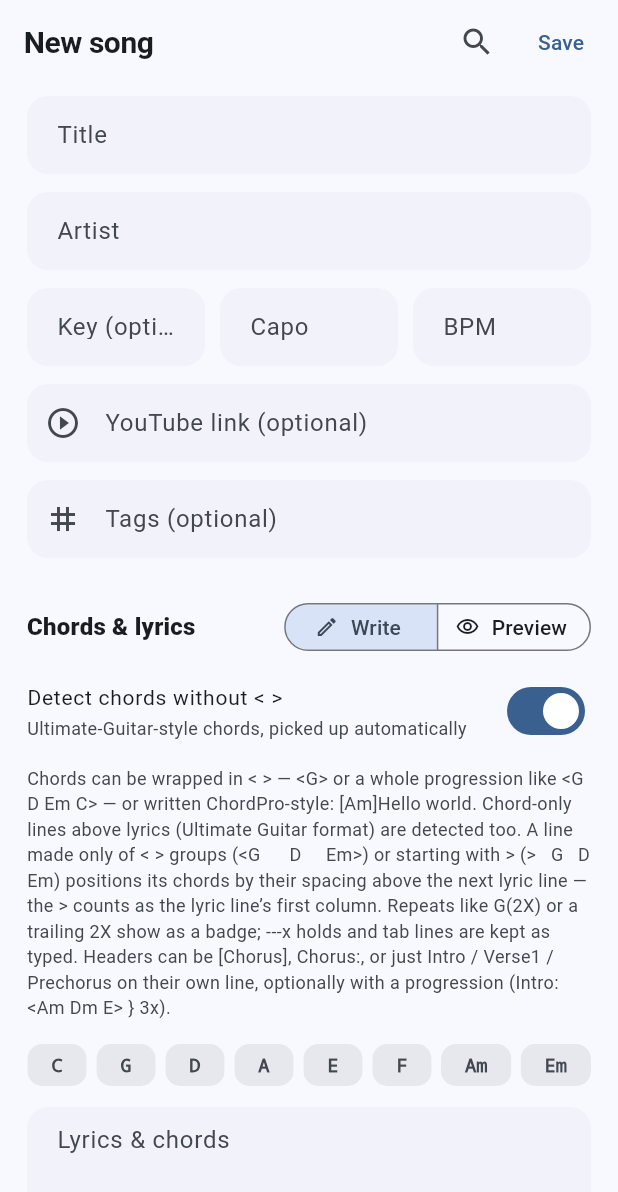
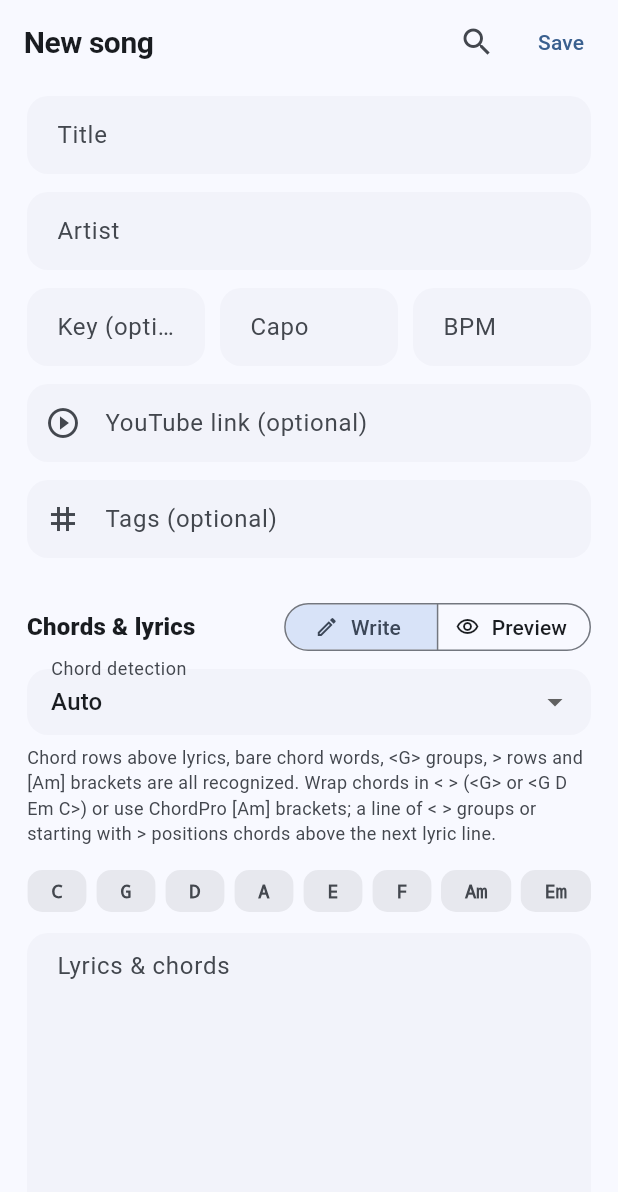
Before and after one commit to danny192168/ChordPlane-v2, a Flutter app: the SongEditorScreen screen opened by its route, on a phone screen of 412 x 824 dp. Shown: the top 1192 px of the screen. Run offline on Flutter 3.47's test engine with Material 3 defaults, Android fonts, the phone set to English and light mode, and no system bars; our stand-ins replace drift, drift_flutter, file_picker, flutter_riverpod, flutter_svg, go_router and 5 more; missing offline and left inert: chord_diagrams, chord_pro; accounts and stored records are empty; generated files the repository leaves out were written again.

Commit message:
refactor: updated the automatic chord detection to separate formatting option

```diff
--- /dev/null
+++ b/lib/core/chords/chord_detection.dart
@@ -0,0 +1,86 @@
+/// How plain chord input is recognized when a song body is parsed.
+///
+/// The parser always understands ChordPro `[Am]` brackets and `{…}`
+/// directives; the modes control which of the lenient plain-text formats
+/// are rewritten into ChordPro before parsing.
+enum ChordDetectionMode {
+  /// Everything: chord-only lines above lyrics, bare chord words inside
+  /// lyric lines, `<…>` groups, `>`-marked rows and plain section headers.
+  auto,
+
+  /// Ultimate-Guitar-style chord rows above lyrics, `<…>` groups and
+  /// `>`-marked rows — but bare chord words inside lyric lines are left
+  /// as text, so lyrics containing "A", "Am" or "G" stay intact.
+  ultimateGuitar,
+
+  /// Only explicitly marked chord input: `<G>`, `<G D Em>` groups,
+  /// `>`-prefixed chord rows and ChordPro `[Am]` brackets. Bare chord
+  /// rows and bare chord words are left as typed.
+  bracketsOnly,
+
+  /// ChordPro only: `[Am]` brackets and `{…}` directives. The body is
+  /// sanitized but otherwise not rewritten — every other syntax is text.
+  chordProOnly;
+
+  /// Whether chord-only rows above lyrics are picked up as chords.
+  bool get detectChordRows =>
+      this == ChordDetectionMode.auto ||
+      this == ChordDetectionMode.ultimateGuitar;
+
+  /// Whether bare chord words inside lyric lines are wrapped as chords.
+  bool get detectInlineBare => this == ChordDetectionMode.auto;
+
+  /// Whether the plain-text formats are rewritten at all.
+  bool get rewritesPlainText => this != ChordDetectionMode.chordProOnly;
+
+  /// Stable identifier used in the database, in shared song bundles and
+  /// in the persisted app setting. Never rename these.
+  String get storageKey => switch (this) {
+    ChordDetectionMode.auto => 'auto',
+    ChordDetectionMode.ultimateGuitar => 'ug',
+    ChordDetectionMode.bracketsOnly => 'brackets',
+    ChordDetectionMode.chordProOnly => 'chordpro',
+  };
+
+  /// Short label for selectors.
+  String get label => switch (this) {
+    ChordDetectionMode.auto => 'Auto',
+    ChordDetectionMode.ultimateGuitar => 'Ultimate Guitar',
+    ChordDetectionMode.bracketsOnly => 'Brackets only',
+    ChordDetectionMode.chordProOnly => 'ChordPro only',
+  };
+
+  /// One-line explanation for selectors and help text.
+  String get description => switch (this) {
+    ChordDetectionMode.auto =>
+      'Chord rows above lyrics, bare chord words, <G> groups, > rows and '
+          '[Am] brackets are all recognized.',
+    ChordDetectionMode.ultimateGuitar =>
+      'Chord rows above lyrics are recognized, but bare words inside lyrics '
+          'are never turned into chords.',
+    ChordDetectionMode.bracketsOnly =>
+      'Only <G> groups, > rows and [Am] brackets count — nothing bare is '
+          'guessed.',
+    ChordDetectionMode.chordProOnly =>
+      '[Am] brackets and {…} directives only. Every other format is shown as '
+          'typed.',
+  };
+
+  /// Parses a stored identifier, accepting both [storageKey] values and the
+  /// enum names. Anything unknown falls back to [ChordDetectionMode.auto].
+  static ChordDetectionMode fromStorage(String? raw) {
+    final value = raw?.trim().toLowerCase();
+    return switch (value) {
+      'ug' ||
+      'ultimate-guitar' ||
+      'ultimateguitar' => ChordDetectionMode.ultimateGuitar,
+      'brackets' ||
+      'bracketsonly' ||
+      'brackets-only' => ChordDetectionMode.bracketsOnly,
+      'chordpro' ||
+      'chordproonly' ||
+      'chordpro-only' => ChordDetectionMode.chordProOnly,
+      _ => ChordDetectionMode.auto,
+    };
+  }
+}
--- a/lib/core/chords/chord_document.dart
+++ b/lib/core/chords/chord_document.dart
@@ -1,6 +1,7 @@
 import 'package:chord_pro/chord_pro.dart';
 import 'package:flutter/foundation.dart';
 
+import 'chord_detection.dart';
 import 'chord_source.dart';
 
 /// A parsed, transposed view of a song body. Parsing is cached by normalized
@@ -31,12 +32,12 @@ class ChordDocument {
     required String originalKey,
     required int transpose,
     AccidentalPreference accidentals = AccidentalPreference.sharps,
-    bool detectBare = false,
+    ChordDetectionMode mode = ChordDetectionMode.auto,
   }) {
     final source = body.trim().isEmpty ? '' : body;
     // Plain chord formats (angle brackets, chord-only lines, UG headers)
     // are rewritten once; the parser only ever sees ChordPro brackets.
-    final normalized = ChordSource.normalize(source, detectBare: detectBare);
+    final normalized = ChordSource.normalize(source, mode: mode);
     var base = _parseCache[normalized];
     if (base == null) {
       final result = ChordPro.parse(normalized);
--- a/lib/core/chords/chord_source.dart
+++ b/lib/core/chords/chord_source.dart
@@ -1,5 +1,6 @@
 import 'package:flutter/foundation.dart';
 
+import 'chord_detection.dart';
 import 'text_diagnostics.dart';
 
 /// One chord of a chord line: where it starts, where its raw token ends
@@ -33,9 +34,11 @@ typedef _ChordToken = ({int column, int end, String chord, int? repeat});
 ///    count as whitespace, so pastes from other apps work.
 ///  - Guitar tab lines (`e|-----6----5----`) are left verbatim and never
 ///    absorb the chord line above them.
-///  - With [detectBare]: chords without any brackets — chord-only lines
-///    placed above lyric lines (the classic Ultimate Guitar / crd format)
-///    and bare chord words inside lyric lines.
+///  - Depending on [ChordDetectionMode]: chords without any brackets —
+///    chord-only lines placed above lyric lines (the classic Ultimate
+///    Guitar / crd format) and bare chord words inside lyric lines.
+///    [ChordDetectionMode.chordProOnly] disables all rewriting, so only
+///    ChordPro brackets and directives are recognized.
 @immutable
 class ChordSource {
   const ChordSource._();
@@ -142,9 +145,15 @@ class ChordSource {
   /// line separators become newlines, and zero-width characters are
   /// dropped — the invisible characters that pastes from other apps
   /// carry and that would otherwise break chord detection.
-  static String normalize(String body, {bool detectBare = false}) {
+  static String normalize(
+    String body, {
+    ChordDetectionMode mode = ChordDetectionMode.auto,
+  }) {
     if (body.trim().isEmpty) return body;
     body = TextDiagnostics.sanitize(body);
+    // ChordPro-only mode leaves the document untouched: no angle-group
+    // conversion, no positional chord rows, no plain headers.
+    if (!mode.rewritesPlainText) return body;
 
     // Pass 1: `<G>` and `<G D Em C>` angle groups become `[G]` / `[G][D][Em][C]`.
     // Explicit positional chord lines are left untouched — their spacing
@@ -161,7 +170,7 @@ class ChordSource {
     ];
     final classified = List<_LineKind>.filled(lines.length, _LineKind.text);
     for (var i = 0; i < lines.length; i++) {
-      classified[i] = _classify(lines[i]);
+      classified[i] = _classify(lines[i], mode);
     }
 
     final out = <String>[];
@@ -219,10 +228,6 @@ class ChordSource {
           if (chordRow != null) out.add(chordRow);
           continue;
         case _LineKind.chordLine:
-          if (!detectBare) {
-            out.add(line);
-            continue;
-          }
           final tokens = _chordTokens(line)!;
           final lyricIndex = _lyricAfter(lines, classified, i + 1);
           if (lyricIndex != null) {
@@ -238,7 +243,8 @@ class ChordSource {
         case _LineKind.explicitChordLine:
           // Explicitly marked chord line (`<G      D>`, `>   G   D`, or a
           // mixed `<G> Asus4 ---x` row). Always recognized — the marker
-          // makes it unambiguous, so this does not depend on [detectBare].
+          // makes it unambiguous, so this does not depend on the chord
+          // detection mode beyond ChordPro-only, which returns early.
           final explicit =
               _explicitChordLine(line) ??
               (source: line, tokens: _chordTokens(line)!);
@@ -254,7 +260,7 @@ class ChordSource {
           }
           continue;
         case _LineKind.text:
-          out.add(_inlineChords(line, detectBare: detectBare));
+          out.add(_inlineChords(line, detectBare: mode.detectInlineBare));
           continue;
         case _LineKind.consumed:
           // Already merged into the chord line above it — drop it.
@@ -396,7 +402,7 @@ class ChordSource {
     return tokens == null ? null : (source: source, tokens: tokens);
   }
 
-  static _LineKind _classify(String line) {
+  static _LineKind _classify(String line, ChordDetectionMode mode) {
     final trimmed = line.trim();
     if (trimmed.isEmpty) return _LineKind.text;
     if (trimmed.startsWith('{')) return _LineKind.directive;
@@ -415,6 +421,7 @@ class ChordSource {
     if (line.contains('<') && _chordTokens(line) != null) {
       return _LineKind.explicitChordLine;
     }
+    if (!mode.detectChordRows) return _LineKind.text;
     if (!detectableLine(line)) return _LineKind.text;
     if (_chordTokens(line) != null) return _LineKind.chordLine;
     return _LineKind.text;
--- a/lib/features/sharing/cpl.dart
+++ b/lib/features/sharing/cpl.dart
@@ -3,6 +3,7 @@ import 'dart:typed_data';
 
 import 'package:archive/archive.dart';
 
+import '../../core/chords/chord_detection.dart';
 import '../../core/config/app_config.dart';
 
 /// ChordPlane's portable, plain-JSON song/setlist format (`.cpl`).
@@ -92,6 +93,7 @@ class CplSong {
     this.artist = '',
     this.body = '',
     this.originalKey = '',
+    this.chordDetectionMode = ChordDetectionMode.auto,
     this.capo = 0,
     this.tempo,
     this.instrument = 'guitar',
@@ -104,6 +106,7 @@ class CplSong {
   final String artist;
   final String body;
   final String originalKey;
+  final ChordDetectionMode chordDetectionMode;
   final int capo;
   final int? tempo;
   final String instrument;
@@ -116,6 +119,8 @@ class CplSong {
     'artist': artist,
     'body': body,
     'originalKey': originalKey,
+    if (chordDetectionMode != ChordDetectionMode.auto)
+      'chordDetectionMode': chordDetectionMode.storageKey,
     'capo': capo,
     if (tempo != null) 'tempo': tempo,
     'instrument': instrument,
@@ -137,6 +142,9 @@ class CplSong {
       artist: _string(json['artist']),
       body: _string(json['body']),
       originalKey: _string(json['originalKey']),
+      chordDetectionMode: ChordDetectionMode.fromStorage(
+        _string(json['chordDetectionMode']),
+      ),
       capo: _int(json['capo']) ?? 0,
       tempo: _int(json['tempo']),
       instrument: _string(json['instrument'], fallback: 'guitar'),
--- a/lib/features/sharing/share_service.dart
+++ b/lib/features/sharing/share_service.dart
@@ -5,6 +5,7 @@ import 'package:flutter_riverpod/flutter_riverpod.dart';
 import 'package:path_provider/path_provider.dart';
 import 'package:share_plus/share_plus.dart';
 
+import '../../core/chords/chord_detection.dart';
 import '../../core/db/app_database.dart';
 import '../../core/utils/slug.dart';
 import '../setlists/data/setlist_repository.dart';
@@ -189,6 +190,7 @@ class ShareService {
         artist: song.artist,
         body: song.body,
         originalKey: song.originalKey,
+        chordDetectionMode: song.chordDetectionMode,
         capo: song.capo,
         tempo: song.tempo,
         instrument: song.instrument,
@@ -205,6 +207,9 @@ class ShareService {
       artist: row.artist,
       body: row.body,
       originalKey: row.originalKey,
+      chordDetectionMode: ChordDetectionMode.fromStorage(
+        row.chordDetectionMode,
+      ),
       capo: row.capo,
       tempo: row.tempo,
       instrument: row.instrument,
--- a/lib/features/songs/data/song_providers.dart
+++ b/lib/features/songs/data/song_providers.dart
@@ -1,5 +1,6 @@
 import 'package:flutter_riverpod/flutter_riverpod.dart';
 
+import '../../../core/chords/chord_detection.dart';
 import '../../../core/chords/chord_document.dart';
 import '../../../core/settings/settings.dart';
 import '../../../core/db/app_database.dart';
@@ -73,7 +74,7 @@ typedef ChordViewKey = ({
   String body,
   String originalKey,
   int transpose,
-  bool detectBare,
+  ChordDetectionMode mode,
 });
 
 final chordDocumentProvider = Provider.family<ChordDocument, ChordViewKey>((
@@ -84,6 +85,6 @@ final chordDocumentProvider = Provider.family<ChordDocument, ChordViewKey>((
     body: key.body,
     originalKey: key.originalKey,
     transpose: key.transpose,
-    detectBare: key.detectBare,
+    mode: key.mode,
   );
 });
--- a/lib/features/songs/data/song_repository.dart
+++ b/lib/features/songs/data/song_repository.dart
@@ -3,6 +3,7 @@ import 'package:flutter_riverpod/flutter_riverpod.dart';
 import 'package:uuid/uuid.dart';
 
 import '../../../core/auth/auth_gateway.dart';
+import '../../../core/chords/chord_detection.dart';
 import '../../../core/db/app_database.dart';
 import '../../../core/demo/demo_songs.dart';
 import '../../../core/utils/slug.dart';
@@ -45,6 +46,7 @@ class SongDraft {
     this.artist = '',
     this.body = '',
     this.originalKey = '',
+    this.chordDetectionMode = ChordDetectionMode.auto,
     this.capo = 0,
     this.tempo,
     this.instrument = 'guitar',
@@ -58,6 +60,7 @@ class SongDraft {
   final String artist;
   final String body;
   final String originalKey;
+  final ChordDetectionMode chordDetectionMode;
   final int capo;
   final int? tempo;
   final String instrument;
@@ -212,6 +215,7 @@ class SongRepository {
       artistSlug: Value(artist.isEmpty ? 'unknown' : slugify(artist)),
       body: Value(draft.body),
       originalKey: Value(draft.originalKey.trim()),
+      chordDetectionMode: Value(draft.chordDetectionMode.storageKey),
       capo: Value(draft.capo.clamp(0, 12)),
       tempo: Value(draft.tempo),
       instrument: Value(draft.instrument),
--- a/lib/features/songs/presentation/song_editor_screen.dart
+++ b/lib/features/songs/presentation/song_editor_screen.dart
@@ -3,6 +3,7 @@ import 'package:flutter/services.dart';
 import 'package:flutter_riverpod/flutter_riverpod.dart';
 import 'package:go_router/go_router.dart';
 
+import '../../../core/chords/chord_detection.dart';
 import '../../../core/chords/text_diagnostics.dart';
 import '../../../core/settings/settings.dart';
 import '../data/song_providers.dart';
@@ -34,6 +35,7 @@ class _SongEditorScreenState extends ConsumerState<SongEditorScreen> {
   bool _saving = false;
   bool _preview = false;
   bool _notFound = false;
+  ChordDetectionMode _chordMode = ChordDetectionMode.auto;
 
   bool get _isEditing => widget.songId != null;
 
@@ -43,6 +45,7 @@ class _SongEditorScreenState extends ConsumerState<SongEditorScreen> {
     if (_isEditing) {
       _load();
     } else {
+      _chordMode = ref.read(settingsProvider).defaultChordDetectionMode;
       _loading = false;
     }
   }
@@ -78,6 +81,7 @@ class _SongEditorScreenState extends ConsumerState<SongEditorScreen> {
     _youtube.text = song.youtubeUrl;
     _tags.text = song.tags;
     _body.text = song.body;
+    _chordMode = ChordDetectionMode.fromStorage(song.chordDetectionMode);
     setState(() => _loading = false);
   }
 
@@ -97,7 +101,6 @@ class _SongEditorScreenState extends ConsumerState<SongEditorScreen> {
     }
 
     final theme = Theme.of(context);
-    final settings = ref.watch(settingsProvider);
 
     return Scaffold(
       appBar: AppBar(
@@ -237,55 +240,8 @@ class _SongEditorScreenState extends ConsumerState<SongEditorScreen> {
                 ),
               ],
             ),
-            const SizedBox(height: 4),
-            SwitchListTile(
-              contentPadding: EdgeInsets.zero,
-              dense: true,
-              value: settings.detectBareChords,
-              onChanged: (value) => ref
-                  .read(settingsProvider.notifier)
-                  .setDetectBareChords(value),
-              title: const Text(
-                'Detect chords without < >',
-                style: TextStyle(fontSize: 14),
-              ),
-              subtitle: const Text(
-                'Ultimate-Guitar-style chords, picked up automatically',
-                style: TextStyle(fontSize: 12),
-              ),
-            ),
-            const SizedBox(height: 4),
-            Text(
-              settings.detectBareChords
-                  ? 'Chords can be wrapped in < > — <G> or a whole progression '
-                        'like <G D Em C> — or written ChordPro-style: [Am]Hello '
-                        'world. Chord-only lines above lyrics (Ultimate Guitar '
-                        'format) are detected too. A line made only of < > '
-                        'groups (<G      D     Em>) or starting with > '
-                        '(>   G   D   Em) positions its chords by their '
-                        'spacing above the next lyric line — the > counts as '
-                        'the lyric line\u2019s first column. Repeats like '
-                        'G(2X) or a trailing 2X show as a badge; ---x holds '
-                        'and tab lines are kept as typed. Headers can be '
-                        '[Chorus], Chorus:, or just Intro / Verse1 / '
-                        'Prechorus on their own line, optionally with a '
-                        'progression (Intro: <Am Dm E> } 3x).'
-                  : 'Bare chord detection is off, so wrap your chords in '
-                        '< > — e.g. <G> or <G D Em C> — right before the '
-                        'syllable. ChordPro [Am] brackets work too. A line '
-                        'made only of < > groups (<G      D     Em>) or '
-                        'starting with > (>   G   D   Em) positions its '
-                        'chords by their spacing above the next lyric line — '
-                        'the > counts as the lyric line\u2019s first column. '
-                        'Repeats like G(2X) show as a badge. Headers can be '
-                        '[Chorus], Chorus:, or just Intro / Verse1 on their '
-                        'own line, optionally with a progression '
-                        '(Intro: <Am Dm E> } 3x).',
-              style: TextStyle(
-                fontSize: 12,
-                color: theme.colorScheme.onSurfaceVariant,
-              ),
-            ),
+            const SizedBox(height: 8),
+            _buildDetectionSelector(theme),
             const SizedBox(height: 10),
             if (_preview)
               _buildPreview(theme)
@@ -331,6 +287,49 @@ class _SongEditorScreenState extends ConsumerState<SongEditorScreen> {
     );
   }
 
+  /// Lets the user choose how this song's chords are recognized. The
+  /// choice is stored with the song, so it survives sharing and imports.
+  Widget _buildDetectionSelector(ThemeData theme) {
+    final defaultMode = ref.watch(settingsProvider).defaultChordDetectionMode;
+    return Column(
+      crossAxisAlignment: CrossAxisAlignment.start,
+      children: [
+        InputDecorator(
+          decoration: const InputDecoration(
+            labelText: 'Chord detection',
+            isDense: true,
+            contentPadding: EdgeInsets.fromLTRB(12, 10, 8, 10),
+          ),
+          child: DropdownButtonHideUnderline(
+            child: DropdownButton<ChordDetectionMode>(
+              isExpanded: true,
+              isDense: true,
+              value: _chordMode,
+              items: [
+                for (final mode in ChordDetectionMode.values)
+                  DropdownMenuItem(value: mode, child: Text(mode.label)),
+              ],
+              onChanged: (mode) {
+                if (mode == null) return;
+                setState(() => _chordMode = mode);
+              },
+            ),
+          ),
+        ),
+        const SizedBox(height: 6),
+        Text(
+          '${_chordMode.description} '
+          '${_chordMode == ChordDetectionMode.chordProOnly ? 'Write chords as [Am] and sections as {start_of_verse: Verse 1}.' : 'Wrap chords in < > (<G> or <G D Em C>) or use ChordPro [Am] brackets; a line of < > groups or starting with > positions chords above the next lyric line.'}'
+          '${_chordMode == defaultMode ? '' : ' Default for new songs: ${defaultMode.label}.'}',
+          style: TextStyle(
+            fontSize: 12,
+            color: theme.colorScheme.onSurfaceVariant,
+          ),
+        ),
+      ],
+    );
+  }
+
   Widget _buildPreview(ThemeData theme) {
     final settings = ref.watch(settingsProvider);
     final document = ref.watch(
@@ -338,7 +337,7 @@ class _SongEditorScreenState extends ConsumerState<SongEditorScreen> {
         body: _body.text,
         originalKey: _key.text,
         transpose: 0,
-        detectBare: settings.detectBareChords,
+        mode: _chordMode,
       )),
     );
 
@@ -535,6 +534,7 @@ class _SongEditorScreenState extends ConsumerState<SongEditorScreen> {
       artist: _artist.text,
       body: _body.text,
       originalKey: _key.text.trim(),
+      chordDetectionMode: _chordMode,
       capo: capo.clamp(0, 12),
       tempo: tempo?.clamp(20, 400),
       youtubeUrl: _youtube.text,
--- a/lib/features/songs/presentation/song_viewer_screen.dart
+++ b/lib/features/songs/presentation/song_viewer_screen.dart
@@ -8,6 +8,7 @@ import 'package:url_launcher/url_launcher.dart';
 import 'package:wakelock_plus/wakelock_plus.dart';
 
 import '../../../app/theme/app_theme.dart';
+import '../../../core/chords/chord_detection.dart';
 import '../../../core/chords/chord_document.dart';
 import '../../../core/db/app_database.dart';
 import '../../../core/settings/settings.dart';
@@ -135,7 +136,7 @@ class _SongViewerScreenState extends ConsumerState<SongViewerScreen>
         body: song.body,
         originalKey: song.originalKey,
         transpose: _transpose,
-        detectBare: settings.detectBareChords,
+        mode: ChordDetectionMode.fromStorage(song.chordDetectionMode),
       )),
     );
     final theme = Theme.of(context);
```
Also changed, not shown: lib/core/db/app_database.dart (+6 -1 lines), lib/core/settings/settings.dart (+33 -11 lines), lib/features/settings/settings_screen.dart (+49 -10 lines), lib/web_viewer/viewer_screen.dart (+13 -3 lines), lib/core/db/app_database.g.dart, 1 other file.
